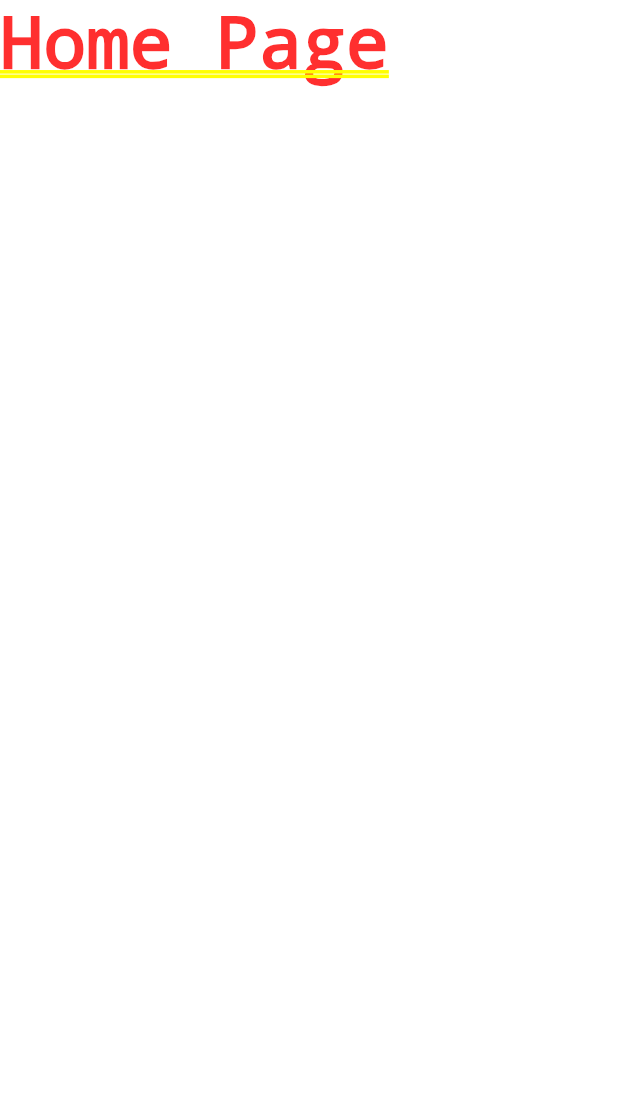
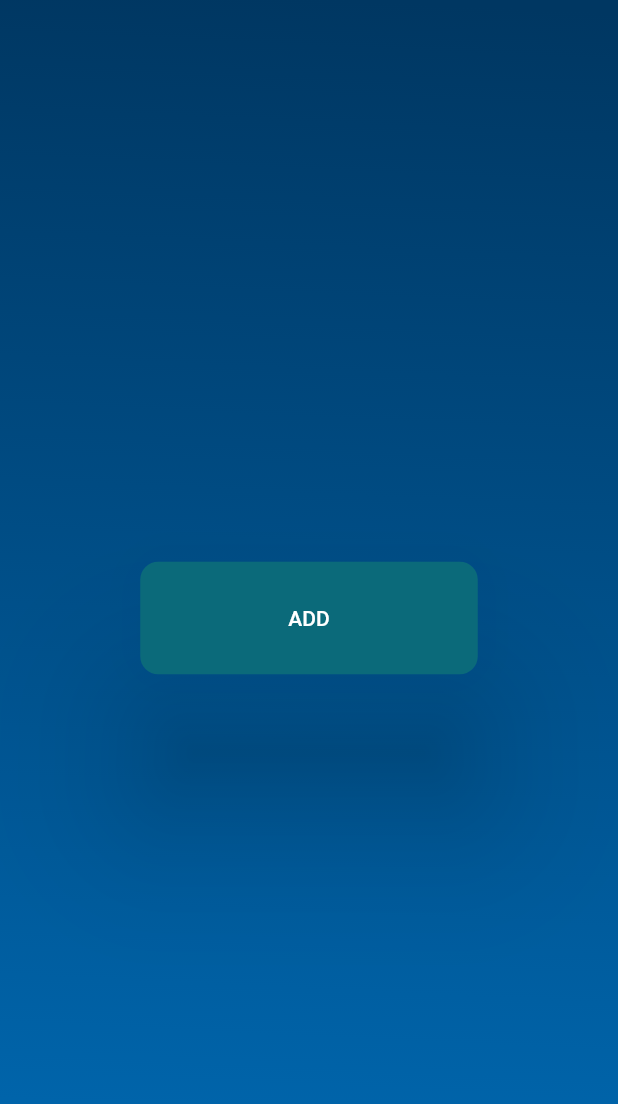
Before and after one commit to Wosher-co/stickybot-web, a Flutter app: the screen it shows after launch, on a phone screen of 412 x 824 dp. Shown: the top 1104 px of the screen. Run offline on Flutter 3.47's test engine with Material 2 defaults, Android fonts, the phone set to English and light mode, and no system bars.

Commit message:
added the gradient animation abd button

```diff
--- a/lib/main.dart
+++ b/lib/main.dart
@@ -16,10 +16,11 @@ class MyApp extends StatelessWidget {
     String? referalCode = Uri.base.queryParameters["ref"];
 
     return MaterialApp(
+      debugShowCheckedModeBanner: false,
       title: 'Flutter Demo',
       home: referalCode == null
-          ? new HomePage()
-          : new ReferalPage(
+          ? HomePage()
+          : ReferalPage(
               refCode: referalCode,
             ),
     );
--- a/lib/pages/home.dart
+++ b/lib/pages/home.dart
@@ -1,12 +1,33 @@
 import 'package:flutter/material.dart';
+import 'package:stickybotweb/consts.dart';
+
+import '../widget/animated_gradient.dart';
 
 class HomePage extends StatelessWidget {
   const HomePage({Key? key}) : super(key: key);
 
   @override
   Widget build(BuildContext context) {
-    return Container(
-      child: new Text("Home Page"),
+    return Stack(
+      children: [
+        const AnimatedGradient(),
+        Center(
+          child: SizedBox(
+            width: 225,
+            height: 75,
+            child: ElevatedButton(
+              style: ElevatedButton.styleFrom(
+                shape: const RoundedRectangleBorder(
+                    borderRadius: BorderRadius.all(Radius.circular(12))),
+                elevation: 45,
+                primary: Constants.buttonColor,
+              ),
+              child: const Text('ADD'),
+              onPressed: () {},
+            ),
+          ),
+        )
+      ],
     );
   }
 }
--- a/lib/pages/referal.dart
+++ b/lib/pages/referal.dart
@@ -7,14 +7,12 @@ class ReferalPage extends StatelessWidget {
 
   @override
   Widget build(BuildContext context) {
-    return Container(
-      child: Center(
-        child: Column(
-          children: [
-            Text("Referal Page"),
-            Text(this.refCode),
-          ],
-        ),
+    return Center(
+      child: Column(
+        children: [
+          Text("Referal Page"),
+          Text(this.refCode),
+        ],
       ),
     );
   }
--- /dev/null
+++ b/lib/widget/animated_gradient.dart
@@ -0,0 +1,53 @@
+import 'package:flutter/material.dart';
+import 'package:stickybotweb/consts.dart';
+
+class AnimatedGradient extends StatefulWidget {
+  const AnimatedGradient({Key? key}) : super(key: key);
+  @override
+  _AnimatedGradientState createState() => _AnimatedGradientState();
+}
+
+class _AnimatedGradientState extends State<AnimatedGradient> {
+  List<Color> colorList = [Constants.gradient1, Constants.gradient2];
+
+  List<Alignment> alignmentList = [
+    Alignment.bottomLeft,
+    Alignment.bottomRight,
+    Alignment.topRight,
+    Alignment.topLeft,
+  ];
+
+  int index = 0;
+
+  Alignment end = Alignment.topRight;
+  Alignment begin = Alignment.bottomLeft;
+
+  Color topColor = Constants.gradient1;
+  Color bottomColor = Constants.gradient2;
+
+  @override
+  Widget build(BuildContext context) {
+    Future.delayed(const Duration(milliseconds: 10), () {
+      setState(() {
+        bottomColor = Constants.gradient1;
+      });
+    });
+
+    return AnimatedContainer(
+      duration: const Duration(seconds: 2),
+      onEnd: () {
+        setState(() {
+          index = index + 1;
+
+          bottomColor = colorList[index % colorList.length];
+          topColor = colorList[(index + 1) % colorList.length];
+          begin = alignmentList[index % alignmentList.length];
+          end = alignmentList[(index + 2) % alignmentList.length];
+        });
+      },
+      decoration: BoxDecoration(
+          gradient: LinearGradient(
+              begin: begin, end: end, colors: [bottomColor, topColor])),
+    );
+  }
+}
```
Also changed, not shown: pubspec.yaml (+2 -63 lines).
